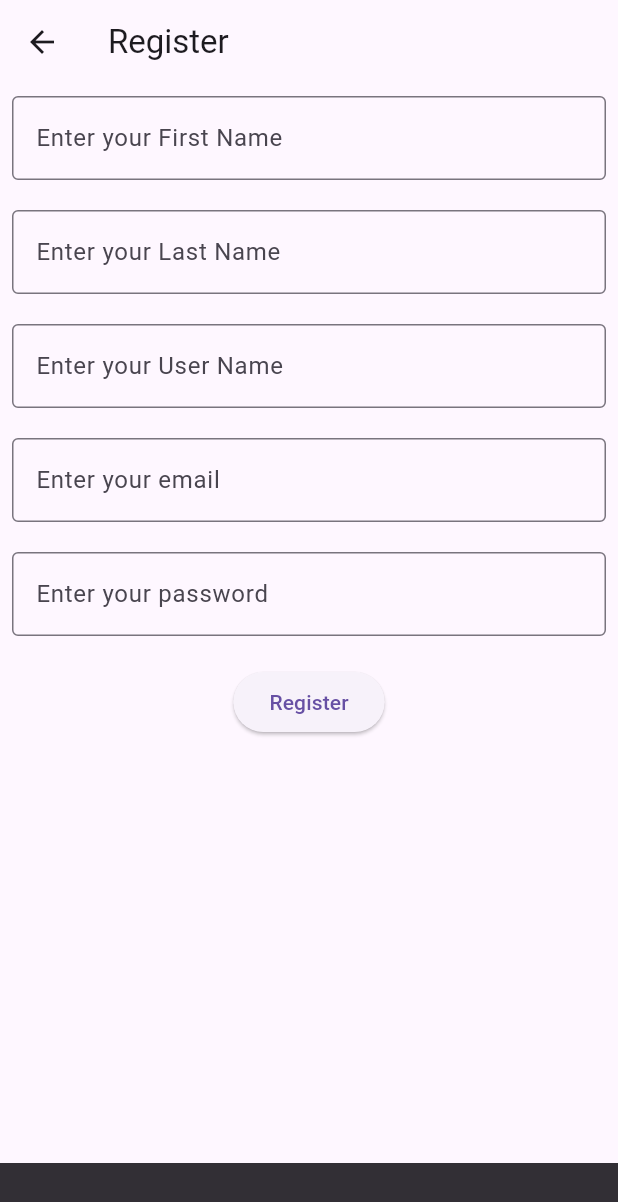
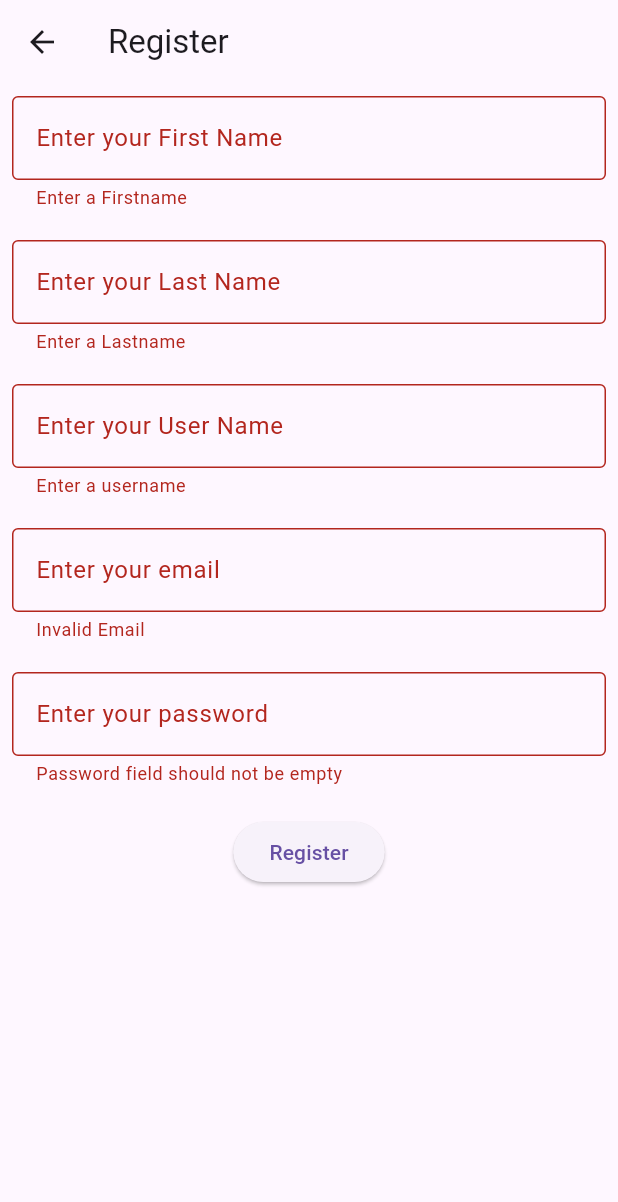
Before and after one commit to shrestharukesh1213/gharsathi, a Flutter app: the Registerscreen screen opened by its route, after a tap on "Register", on a phone screen of 412 x 824 dp. Shown: the top 1202 px of the screen. Run offline on Flutter 3.47's test engine with Material 3 defaults, Android fonts, the phone set to English and light mode, and no system bars; our stand-ins replace cloud_firestore, email_validator, firebase_auth, firebase_core, salomon_bottom_bar; accounts and stored records are empty.

Commit message:
Added validation to login and register screens

```diff
--- a/lib/screens/RegisterScreen.dart
+++ b/lib/screens/RegisterScreen.dart
@@ -1,5 +1,6 @@
 import 'package:flutter/material.dart';
 import 'package:gharsathi/services/authentication.dart';
+import 'package:email_validator/email_validator.dart';
 
 class Registerscreen extends StatefulWidget {
   const Registerscreen({super.key});
@@ -14,6 +15,7 @@ class _RegisterscreenState extends State<Registerscreen> {
   final _usernameController = TextEditingController();
   final _emailController = TextEditingController();
   final _passwordController = TextEditingController();
+  final _formKey = GlobalKey<FormState>();
 
   @override
   Widget build(BuildContext context) {
@@ -23,10 +25,21 @@ class _RegisterscreenState extends State<Registerscreen> {
         child: Padding(
           padding: const EdgeInsets.all(8.0),
           child: Form(
+            key: _formKey,
             child: Column(
               children: [
                 TextFormField(
                   controller: _firstnameController,
+                  validator: (value) {
+                    if (value == null || value.isEmpty) {
+                      return "Enter a Firstname";
+                    } else if (value.length <= 3) {
+                      return "First name must be longer than 3 letters";
+                    } else if (value.contains(RegExp(r'[0-9]'))) {
+                      return "First name should not contain numbers";
+                    }
+                    return null;
+                  },
                   decoration: const InputDecoration(
                     labelText: 'Enter your First Name',
                     hintText: 'Enter your First Name',
@@ -36,6 +49,16 @@ class _RegisterscreenState extends State<Registerscreen> {
                 const SizedBox(height: 20),
                 TextFormField(
                   controller: _lastnameController,
+                  validator: (value) {
+                    if (value == null || value.isEmpty) {
+                      return "Enter a Lastname";
+                    } else if (value.length <= 3) {
+                      return "Last name must be longer than 3 letters";
+                    } else if (value.contains(RegExp(r'[0-9]'))) {
+                      return "Last name should not contain numbers";
+                    }
+                    return null;
+                  },
                   decoration: const InputDecoration(
                     labelText: 'Enter your Last Name',
                     hintText: 'Enter your Last Name',
@@ -45,6 +68,14 @@ class _RegisterscreenState extends State<Registerscreen> {
                 const SizedBox(height: 20),
                 TextFormField(
                   controller: _usernameController,
+                  validator: (value) {
+                    if (value == null || value.isEmpty) {
+                      return "Enter a username";
+                    } else if (value.length <= 5) {
+                      return "Username must be longer than 5 letters";
+                    }
+                    return null;
+                  },
                   decoration: const InputDecoration(
                     labelText: 'Enter your User Name',
                     hintText: 'Enter your User Name',
@@ -54,6 +85,12 @@ class _RegisterscreenState extends State<Registerscreen> {
                 const SizedBox(height: 20),
                 TextFormField(
                   controller: _emailController,
+                  validator: (value) {
+                    if (!EmailValidator.validate(value!)) {
+                      return "Invalid Email";
+                    }
+                    return null;
+                  },
                   decoration: const InputDecoration(
                     labelText: 'Enter your email',
                     hintText: 'Enter your email',
@@ -63,6 +100,14 @@ class _RegisterscreenState extends State<Registerscreen> {
                 const SizedBox(height: 20),
                 TextFormField(
                   controller: _passwordController,
+                  validator: (value) {
+                    if (value == null || value.isEmpty) {
+                      return "Password field should not be empty";
+                    } else if (value.length <= 6) {
+                      return "Password should be longer than 6 letters";
+                    }
+                    return null;
+                  },
                   obscureText: true,
                   decoration: const InputDecoration(
                     labelText: 'Enter your password',
@@ -73,6 +118,7 @@ class _RegisterscreenState extends State<Registerscreen> {
                 const SizedBox(height: 20),
                 ElevatedButton(
                     onPressed: () async {
+                      if (_formKey.currentState!.validate()) {
                         Authentication().signup(
                             firstname: _firstnameController.text,
                             lastname: _lastnameController.text,
@@ -80,6 +126,7 @@ class _RegisterscreenState extends State<Registerscreen> {
                             email: _emailController.text,
                             password: _passwordController.text,
                             context: context);
+                      }
                     },
                     child: const Text('Register')),
               ],
--- a/lib/services/authentication.dart
+++ b/lib/services/authentication.dart
@@ -53,7 +53,7 @@ class Authentication {
     } on FirebaseAuthException catch (e) {
       String message = e.code;
       ScaffoldMessenger.of(context)
-          .showSnackBar(SnackBar(content: Text(e.code)));
+          .showSnackBar(SnackBar(content: Text(message)));
     } catch (e) {}
   }
 }
--- a/pubspec.yaml
+++ b/pubspec.yaml
@@ -39,6 +39,7 @@ dependencies:
   firebase_auth: ^5.2.0
   fluttertoast: ^8.2.8
   cloud_firestore: ^5.4.0
+  email_validator: ^3.0.0
 
 dev_dependencies:
   flutter_test:
```
Also changed, not shown: lib/screens/LoginScreen.dart (+23 -4 lines), pubspec.lock. Lines whose indentation alone changed are shown as unchanged.
